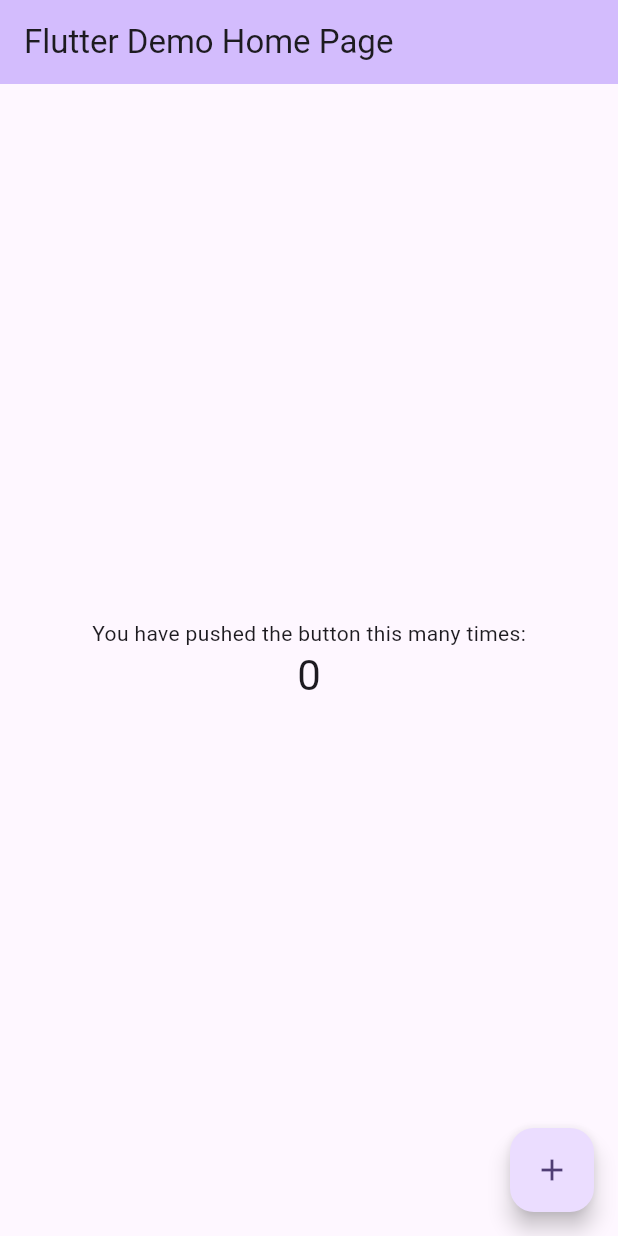
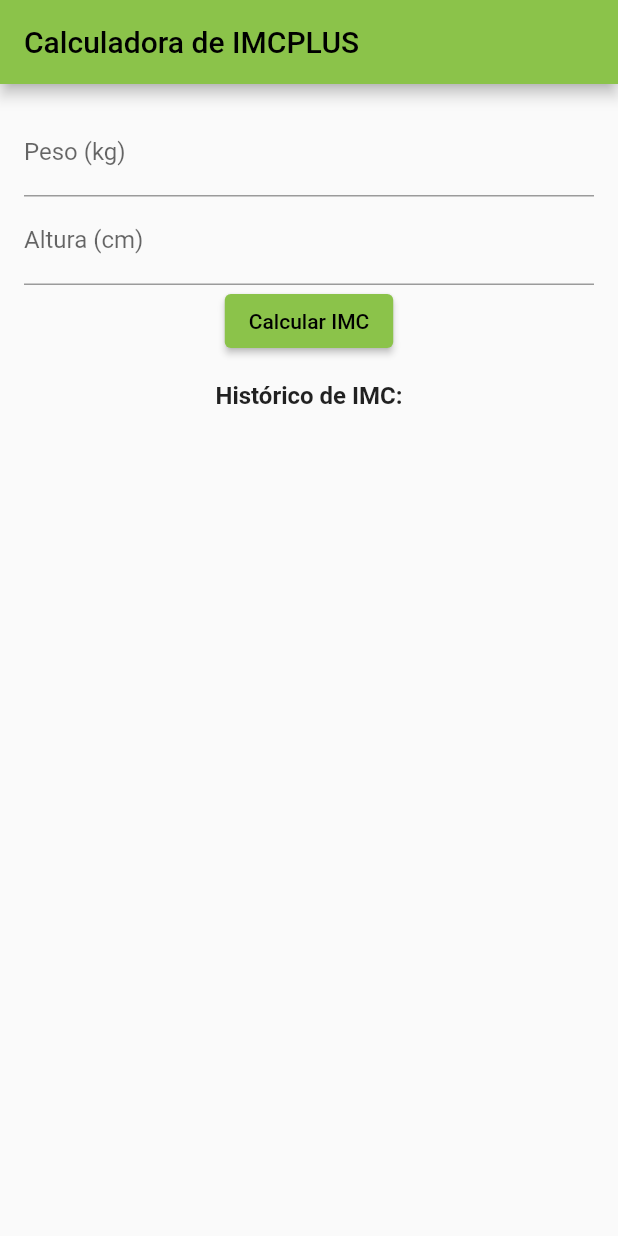
Before and after one commit to reynatojunior/imc_app_plus, a Flutter app: the screen it shows after launch, on a phone screen of 412 x 824 dp. Run offline on Flutter 3.47's test engine with Material 2 defaults, Android fonts, the phone set to English and light mode, and no system bars.

Commit message:
update
Calculadora IMC PLUS pronta

```diff
--- a/lib/main.dart
+++ b/lib/main.dart
@@ -1,125 +1,135 @@
 import 'package:flutter/material.dart';
 
 void main() {
-  runApp(const MyApp());
+  runApp(CalcularIMC());
 }
 
-class MyApp extends StatelessWidget {
-  const MyApp({super.key});
-
-  // This widget is the root of your application.
+class CalcularIMC extends StatelessWidget {
   @override
   Widget build(BuildContext context) {
     return MaterialApp(
-      title: 'Flutter Demo',
+      debugShowCheckedModeBanner: false,
+      title: 'Calculadora de IMCPLUS',
       theme: ThemeData(
-        // This is the theme of your application.
-        //
-        // TRY THIS: Try running your application with "flutter run". You'll see
-        // the application has a blue toolbar. Then, without quitting the app,
-        // try changing the seedColor in the colorScheme below to Colors.green
-        // and then invoke "hot reload" (save your changes or press the "hot
-        // reload" button in a Flutter-supported IDE, or press "r" if you used
-        // the command line to start the app).
-        //
-        // Notice that the counter didn't reset back to zero; the application
-        // state is not lost during the reload. To reset the state, use hot
-        // restart instead.
-        //
-        // This works for code too, not just values: Most code changes can be
-        // tested with just a hot reload.
-        colorScheme: ColorScheme.fromSeed(seedColor: Colors.deepPurple),
-        useMaterial3: true,
+        primarySwatch: Colors.lightGreen,
       ),
-      home: const MyHomePage(title: 'Flutter Demo Home Page'),
+      home: IMCCalculator(),
     );
   }
 }
 
-class MyHomePage extends StatefulWidget {
-  const MyHomePage({super.key, required this.title});
-
-  // This widget is the home page of your application. It is stateful, meaning
-  // that it has a State object (defined below) that contains fields that affect
-  // how it looks.
-
-  // This class is the configuration for the state. It holds the values (in this
-  // case the title) provided by the parent (in this case the App widget) and
-  // used by the build method of the State. Fields in a Widget subclass are
-  // always marked "final".
-
-  final String title;
-
+class IMCCalculator extends StatefulWidget {
   @override
-  State<MyHomePage> createState() => _MyHomePageState();
+  _IMCCalculatorState createState() => _IMCCalculatorState();
 }
 
-class _MyHomePageState extends State<MyHomePage> {
-  int _counter = 0;
+class _IMCCalculatorState extends State<IMCCalculator> {
+  List<IMCData> imcDataList = [];
 
-  void _incrementCounter() {
+  TextEditingController weightController = TextEditingController();
+  TextEditingController heightController = TextEditingController();
+
+  void calculeIMC() {
+    double peso = double.parse(weightController.text);
+    double altura =
+        double.parse(heightController.text) / 100; // altura de cm para metros
+
+    double imc = peso / (altura * altura);
+
+    IMCData imcData = IMCData(peso: peso, altura: altura, imc: imc);
     setState(() {
-      // This call to setState tells the Flutter framework that something has
-      // changed in this State, which causes it to rerun the build method below
-      // so that the display can reflect the updated values. If we changed
-      // _counter without calling setState(), then the build method would not be
-      // called again, and so nothing would appear to happen.
-      _counter++;
+      imcDataList.add(imcData);
     });
+
+    // Limpa os campos de texto após o cálculo
+    weightController.clear();
+    heightController.clear();
+  }
+
+  String getClassificacao(double imc) {
+    if (imc < 16) {
+      return 'Magreza grave';
+    } else if (imc < 17 && imc > 16) {
+      return 'Magreza moderada';
+    } else if (imc < 18.5 && imc > 17) {
+      return 'Magreza leve';
+    } else if (imc < 25 && imc > 18.5) {
+      return 'Saudável';
+    } else if (imc < 30 && imc > 25) {
+      return 'Sobrepeso';
+    } else if (imc < 35 && imc > 30) {
+      return 'Obesidade Grau I';
+    } else if (imc < 40 && imc > 35) {
+      return 'Obesidade Grau II';
+    } else {
+      return 'Obesidade Grau III';
+    }
   }
 
   @override
   Widget build(BuildContext context) {
-    // This method is rerun every time setState is called, for instance as done
-    // by the _incrementCounter method above.
-    //
-    // The Flutter framework has been optimized to make rerunning build methods
-    // fast, so that you can just rebuild anything that needs updating rather
-    // than having to individually change instances of widgets.
     return Scaffold(
       appBar: AppBar(
-        // TRY THIS: Try changing the color here to a specific color (to
-        // Colors.amber, perhaps?) and trigger a hot reload to see the AppBar
-        // change color while the other colors stay the same.
-        backgroundColor: Theme.of(context).colorScheme.inversePrimary,
-        // Here we take the value from the MyHomePage object that was created by
-        // the App.build method, and use it to set our appbar title.
-        title: Text(widget.title),
+        title: Text('Calculadora de IMCPLUS'),
       ),
-      body: Center(
-        // Center is a layout widget. It takes a single child and positions it
-        // in the middle of the parent.
+      body: Padding(
+        padding: EdgeInsets.all(16),
         child: Column(
-          // Column is also a layout widget. It takes a list of children and
-          // arranges them vertically. By default, it sizes itself to fit its
-          // children horizontally, and tries to be as tall as its parent.
-          //
-          // Column has various properties to control how it sizes itself and
-          // how it positions its children. Here we use mainAxisAlignment to
-          // center the children vertically; the main axis here is the vertical
-          // axis because Columns are vertical (the cross axis would be
-          // horizontal).
-          //
-          // TRY THIS: Invoke "debug painting" (choose the "Toggle Debug Paint"
-          // action in the IDE, or press "p" in the console), to see the
-          // wireframe for each widget.
-          mainAxisAlignment: MainAxisAlignment.center,
-          children: <Widget>[
-            const Text(
-              'You have pushed the button this many times:',
+          children: [
+            TextField(
+              controller: weightController,
+              keyboardType: TextInputType.number,
+              decoration: InputDecoration(
+                labelText: 'Peso (kg)',
+              ),
             ),
+            TextField(
+              controller: heightController,
+              keyboardType: TextInputType.number,
+              decoration: InputDecoration(
+                labelText: 'Altura (cm)',
+              ),
+            ),
+            ElevatedButton(
+              onPressed: calculeIMC,
+              child: Text('Calcular IMC'),
+            ),
+            SizedBox(height: 16),
             Text(
-              '$_counter',
-              style: Theme.of(context).textTheme.headlineMedium,
+              'Histórico de IMC:',
+              style: TextStyle(fontSize: 16.0, fontWeight: FontWeight.bold),
+            ),
+            Expanded(
+              child: ListView.builder(
+                itemCount: imcDataList.length,
+                itemBuilder: (context, index) {
+                  IMCData imcData = imcDataList[index];
+                  String classificacao = getClassificacao(imcData.imc);
+                  return ListTile(
+                    title: Text('IMC: ${imcData.imc.toStringAsFixed(2)}'),
+                    subtitle: Column(
+                      crossAxisAlignment: CrossAxisAlignment.start,
+                      children: [
+                        Text(
+                            'Peso: ${imcData.peso} kg, Altura: ${imcData.altura} m'),
+                        Text('Classificação: $classificacao'),
+                      ],
+                    ),
+                  );
+                },
+              ),
             ),
           ],
         ),
       ),
-      floatingActionButton: FloatingActionButton(
-        onPressed: _incrementCounter,
-        tooltip: 'Increment',
-        child: const Icon(Icons.add),
-      ), // This trailing comma makes auto-formatting nicer for build methods.
     );
   }
 }
+
+class IMCData {
+  final double peso;
+  final double altura;
+  final double imc;
+
+  IMCData({required this.peso, required this.altura, required this.imc});
+}
--- a/pubspec.yaml
+++ b/pubspec.yaml
@@ -28,6 +28,7 @@ environment:
 # the latest version available on pub.dev. To see which dependencies have newer
 # versions available, run `flutter pub outdated`.
 dependencies:
+  google_fonts: ^5.1.0
   flutter:
     sdk: flutter
 
```
Also changed, not shown: pubspec.lock, 1 other file.
